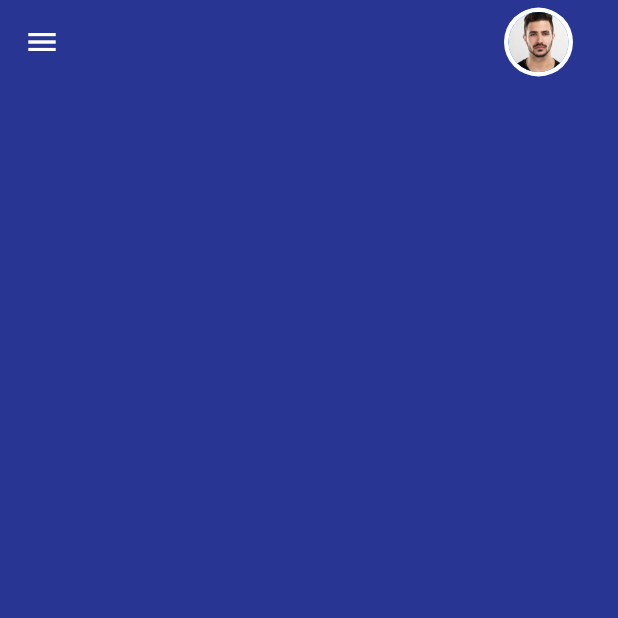
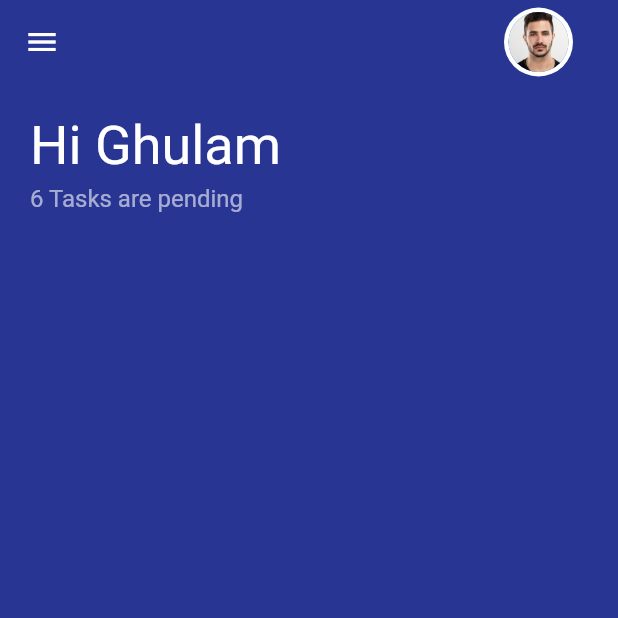
Before and after one commit to farhan-syah/flutter-training-18-Jul, a Flutter app: the screen it shows after launch, after a tap on "Get Started", on a phone screen of 412 x 824 dp, the top half of it. Run offline on Flutter 3.47's test engine with Material 2 defaults, Android fonts, the phone set to English and light mode, and no system bars.

Commit message:
Add text

```diff
--- a/lib/const.dart
+++ b/lib/const.dart
@@ -1,3 +1,5 @@
 import 'package:flutter/material.dart';
 
-const Color textColor = Color.fromARGB(255, 2, 38, 69);
+Color textColor1 = const Color.fromARGB(255, 2, 38, 69);
+Color textColor2 = Colors.white;
+Color textColor3 = Colors.white.withAlpha(150);
--- a/lib/home.screen.dart
+++ b/lib/home.screen.dart
@@ -1,4 +1,5 @@
 import 'package:flutter/material.dart';
+import 'package:training_18_jul/const.dart';
 
 class HomeScreen extends StatelessWidget {
   const HomeScreen({Key? key}) : super(key: key);
@@ -11,6 +12,7 @@ class HomeScreen extends StatelessWidget {
         leading: const Icon(Icons.menu),
         backgroundColor: Colors.transparent,
         shadowColor: Colors.transparent,
+        elevation: 0,
         actions: [
           Padding(
             padding: const EdgeInsets.only(right: 30),
@@ -31,6 +33,23 @@ class HomeScreen extends StatelessWidget {
           ),
         ],
       ),
+      body: Padding(
+        padding: const EdgeInsets.all(20),
+        child: Column(
+          crossAxisAlignment: CrossAxisAlignment.stretch,
+          children: [
+            Text(
+              'Hi Ghulam',
+              style: TextStyle(fontSize: 36, color: textColor2),
+            ),
+            const SizedBox(height: 5),
+            Text(
+              '6 Tasks are pending',
+              style: TextStyle(fontSize: 16, color: textColor3),
+            ),
+          ],
+        ),
+      ),
     );
   }
 }
--- a/lib/landing.screen.dart
+++ b/lib/landing.screen.dart
@@ -21,23 +21,23 @@ class LandingScreen extends StatelessWidget {
               child: Image.asset('assets/images/pngegg.png'),
             ),
             // Header
-            const Text(
+            Text(
               'Manage your daily tasks',
               style: TextStyle(
                 fontSize: 32,
                 fontWeight: FontWeight.w700,
-                color: textColor,
+                color: textColor1,
               ),
             ),
             const SizedBox(
               height: 30,
             ),
             // Subheadline
-            const Text(
+            Text(
               'Team and Project management with solution providing App',
               style: TextStyle(
                 fontSize: 16,
-                color: textColor,
+                color: textColor1,
               ),
             ),
             const SizedBox(
@@ -72,14 +72,14 @@ class LandingScreen extends StatelessWidget {
                         ],
                       ),
                     ),
-                    const Padding(
-                      padding: EdgeInsets.only(left: 15),
+                    Padding(
+                      padding: const EdgeInsets.only(left: 15),
                       child: Text(
                         'Get Started',
                         style: TextStyle(
                           fontWeight: FontWeight.bold,
                           fontSize: 16,
-                          color: textColor,
+                          color: textColor1,
                         ),
                       ),
                     )
```
